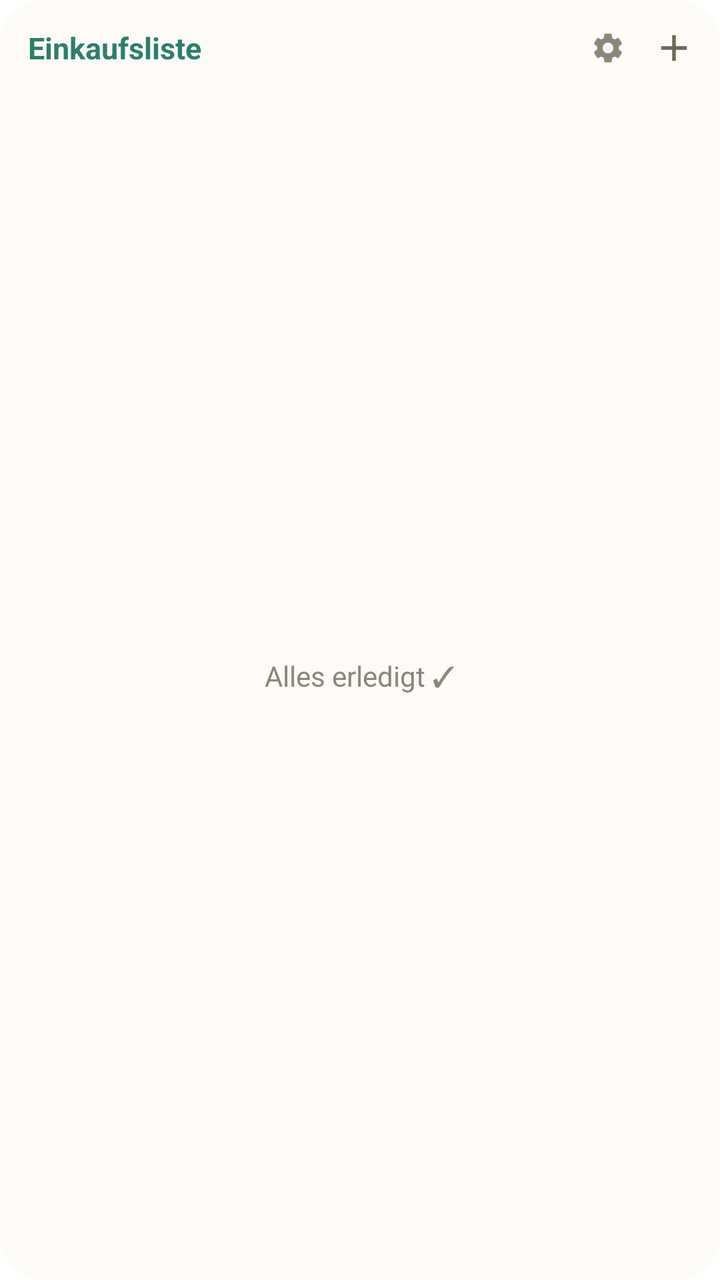
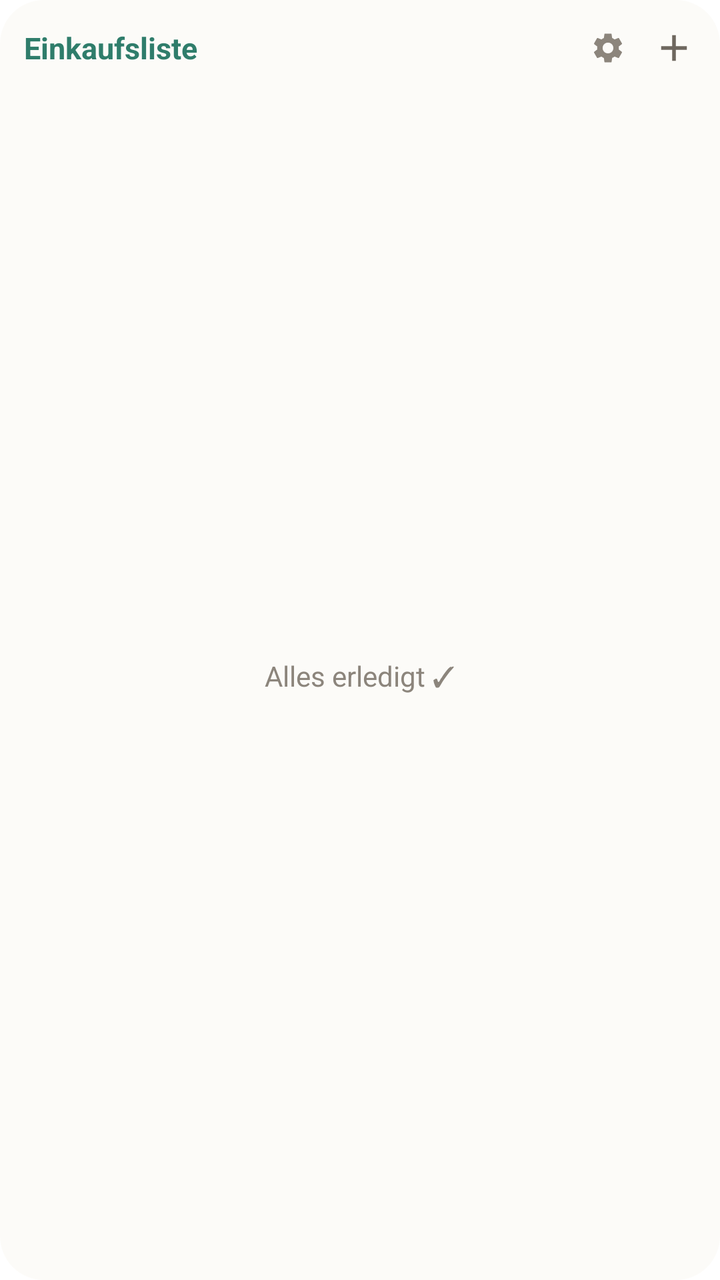

Before-and-after screenshots of an Android layout around one commit, followed by the original layout XML and the change that was made.
<!-- AndroidManifest.xml: fallback theme Theme.MaterialComponents.DayNight.NoActionBar -->
<!-- res/layout/widget_shopping.xml -->
<?xml version="1.0" encoding="utf-8"?>
<LinearLayout xmlns:android="http://schemas.android.com/apk/res/android"
    android:layout_width="match_parent"
    android:layout_height="match_parent"
    android:background="@drawable/widget_bg"
    android:orientation="vertical"
    android:padding="6dp">
    <LinearLayout
        android:layout_width="match_parent"
        android:layout_height="36dp"
        android:gravity="center_vertical"
        android:orientation="horizontal">
        <TextView
            android:id="@+id/shop_title"
            android:layout_width="0dp"
            android:layout_height="wrap_content"
            android:layout_weight="1"
            android:paddingStart="8dp"
            android:textColor="#2F7D6B"
            android:textSize="15sp"
            android:textStyle="bold"
            android:maxLines="1"
            android:ellipsize="end"
            android:text="Einkaufsliste" />
        <TextView
            android:id="@+id/shop_count"
            android:layout_width="wrap_content"
            android:layout_height="wrap_content"
            android:paddingEnd="4dp"
            android:textColor="#8C857C"
            android:textSize="13sp"
            android:textStyle="bold" />
        <ImageView
            android:id="@+id/shop_settings"
            android:layout_width="32dp"
            android:layout_height="34dp"
            android:padding="7dp"
            android:contentDescription="Liste für dieses Widget wählen"
            android:src="@drawable/ic_widget_settings" />
        <ImageView
            android:id="@+id/shop_add"
            android:layout_width="34dp"
            android:layout_height="34dp"
            android:padding="6dp"
            android:contentDescription="Artikel hinzufügen"
            android:src="@drawable/ic_widget_add" />
    </LinearLayout>
    <FrameLayout
        android:layout_width="match_parent"
        android:layout_height="match_parent">
        <GridView
            android:id="@+id/shop_grid"
            android:layout_width="match_parent"
            android:layout_height="match_parent"
            android:columnWidth="72dp"
            android:horizontalSpacing="5dp"
            android:verticalSpacing="5dp"
            android:numColumns="auto_fit"
            android:stretchMode="columnWidth"
            android:scrollbars="none" />
        <TextView
            android:id="@+id/shop_empty"
            android:layout_width="match_parent"
            android:layout_height="match_parent"
            android:gravity="center"
            android:textColor="#8C857C"
            android:text="Alles erledigt ✓" />
    </FrameLayout>
</LinearLayout>
<!-- resources referenced by this layout -->
<resources>
  <!-- drawable ic_widget_add (drawable) -->
  <?xml version="1.0" encoding="utf-8"?>
  <vector xmlns:android="http://schemas.android.com/apk/res/android"
      android:width="24dp" android:height="24dp" android:viewportWidth="24" android:viewportHeight="24">
      <path android:fillColor="#6E675F" android:pathData="M19,13h-6v6h-2v-6H5v-2h6V5h2v6h6v2z"/>
  </vector>
  <!-- drawable ic_widget_settings (drawable) -->
  <?xml version="1.0" encoding="utf-8"?>
  <vector xmlns:android="http://schemas.android.com/apk/res/android"
      android:width="24dp" android:height="24dp" android:viewportWidth="24" android:viewportHeight="24">
      <path android:fillColor="#8C857C" android:pathData="M19.14,12.94c0.04,-0.3 0.06,-0.61 0.06,-0.94c0,-0.32 -0.02,-0.64 -0.07,-0.94l2.03,-1.58c0.18,-0.14 0.23,-0.41 0.12,-0.61l-1.92,-3.32c-0.12,-0.22 -0.37,-0.29 -0.59,-0.22l-2.39,0.96c-0.5,-0.38 -1.03,-0.7 -1.62,-0.94L14.4,2.81c-0.04,-0.24 -0.24,-0.41 -0.48,-0.41h-3.84c-0.24,0 -0.43,0.17 -0.47,0.41L9.25,5.35C8.66,5.59 8.12,5.92 7.63,6.29L5.24,5.33c-0.22,-0.08 -0.47,0 -0.59,0.22L2.74,8.87C2.62,9.08 2.66,9.34 2.86,9.48l2.03,1.58C4.84,11.36 4.8,11.69 4.8,12s0.02,0.64 0.07,0.94l-2.03,1.58c-0.18,0.14 -0.23,0.41 -0.12,0.61l1.92,3.32c0.12,0.22 0.37,0.29 0.59,0.22l2.39,-0.96c0.5,0.38 1.03,0.7 1.62,0.94l0.36,2.54c0.05,0.24 0.24,0.41 0.48,0.41h3.84c0.24,0 0.44,-0.17 0.47,-0.41l0.36,-2.54c0.59,-0.24 1.13,-0.56 1.62,-0.94l2.39,0.96c0.22,0.08 0.47,0 0.59,-0.22l1.92,-3.32c0.12,-0.22 0.07,-0.47 -0.12,-0.61L19.14,12.94zM12,15.6c-1.98,0 -3.6,-1.62 -3.6,-3.6s1.62,-3.6 3.6,-3.6s3.6,1.62 3.6,3.6S13.98,15.6 12,15.6z"/>
  </vector>
  <!-- drawable widget_bg (drawable) -->
  <?xml version="1.0" encoding="utf-8"?>
  <shape xmlns:android="http://schemas.android.com/apk/res/android" android:shape="rectangle">
      <solid android:color="#F5FCFBF8" />
      <corners android:radius="22dp" />
  </shape>
</resources>

<!-- the commit's change to res/layout/widget_shopping.xml (unified diff, before → after) -->
@@ -10,12 +10,20 @@
         android:layout_height="36dp"
         android:gravity="center_vertical"
         android:orientation="horizontal">
+        <ImageView
+            android:id="@+id/shop_title_icon"
+            android:layout_width="22dp"
+            android:layout_height="22dp"
+            android:layout_marginStart="8dp"
+            android:importantForAccessibility="no"
+            android:scaleType="fitCenter"
+            android:visibility="gone" />
         <TextView
             android:id="@+id/shop_title"
             android:layout_width="0dp"
             android:layout_height="wrap_content"
             android:layout_weight="1"
-            android:paddingStart="8dp"
+            android:paddingStart="6dp"
             android:textColor="#2F7D6B"
             android:textSize="15sp"
             android:textStyle="bold"
